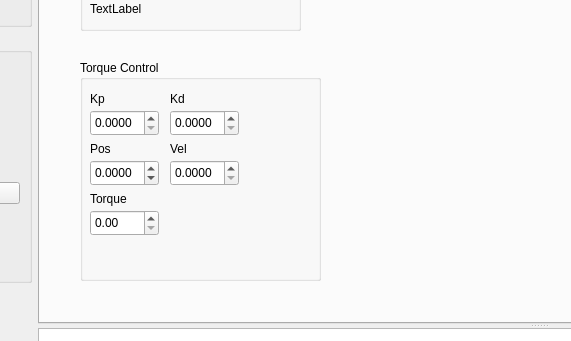
The window that Hardware/Actuator/NomadBLDC/Tools/NomadBLDCGUI.ui (implementedrobotics/Nomad) describes before a commit, drawn with Qt 5; both pictures show x 247 to 818 and y 185 to 526 of the 1296 by 894 pixel window.
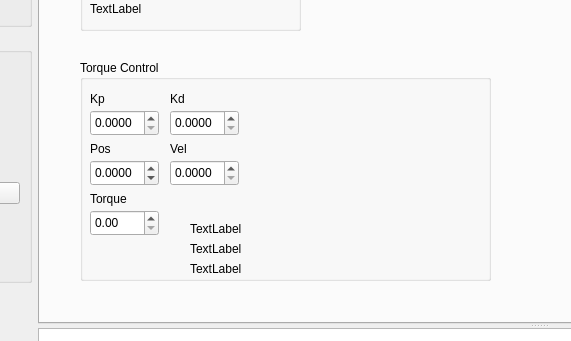
The same window after the commit. The open tabs and pages were chosen to show the change.

What changed in the file:
```diff
--- a/Hardware/Actuator/NomadBLDC/Tools/NomadBLDCGUI.ui
+++ b/Hardware/Actuator/NomadBLDC/Tools/NomadBLDCGUI.ui
@@ -979,7 +979,7 @@
           <rect>
            <x>40</x>
            <y>210</y>
-           <width>241</width>
+           <width>411</width>
            <height>221</height>
           </rect>
          </property>
@@ -1146,6 +1146,45 @@
            <string>Torque</string>
           </property>
          </widget>
+         <widget class="QLabel" name="TorqueOut">
+          <property name="geometry">
+           <rect>
+            <x>110</x>
+            <y>160</y>
+            <width>261</width>
+            <height>17</height>
+           </rect>
+          </property>
+          <property name="text">
+           <string>TextLabel</string>
+          </property>
+         </widget>
+         <widget class="QLabel" name="CurrentOut">
+          <property name="geometry">
+           <rect>
+            <x>110</x>
+            <y>180</y>
+            <width>67</width>
+            <height>17</height>
+           </rect>
+          </property>
+          <property name="text">
+           <string>TextLabel</string>
+          </property>
+         </widget>
+         <widget class="QLabel" name="scaleValue">
+          <property name="geometry">
+           <rect>
+            <x>110</x>
+            <y>200</y>
+            <width>281</width>
+            <height>17</height>
+           </rect>
+          </property>
+          <property name="text">
+           <string>TextLabel</string>
+          </property>
+         </widget>
         </widget>
         <widget class="QPushButton" name="torqueControlButton">
          <property name="geometry">
```
Left out of the diff: 6 changed lines with no effect on the pictures.
